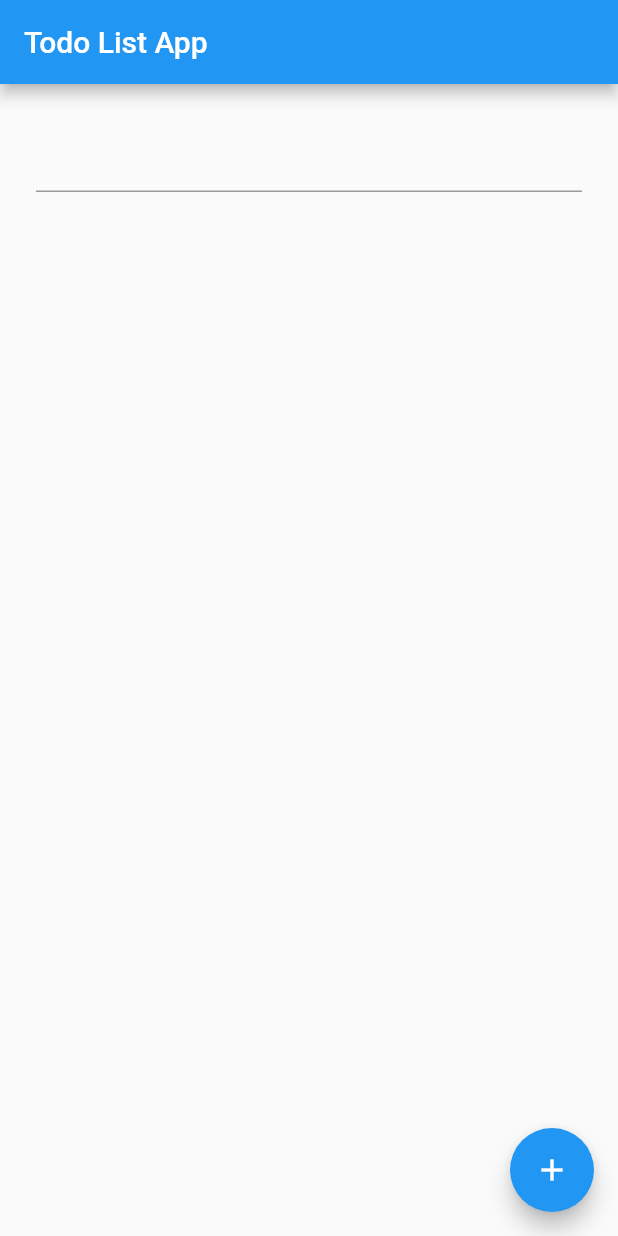
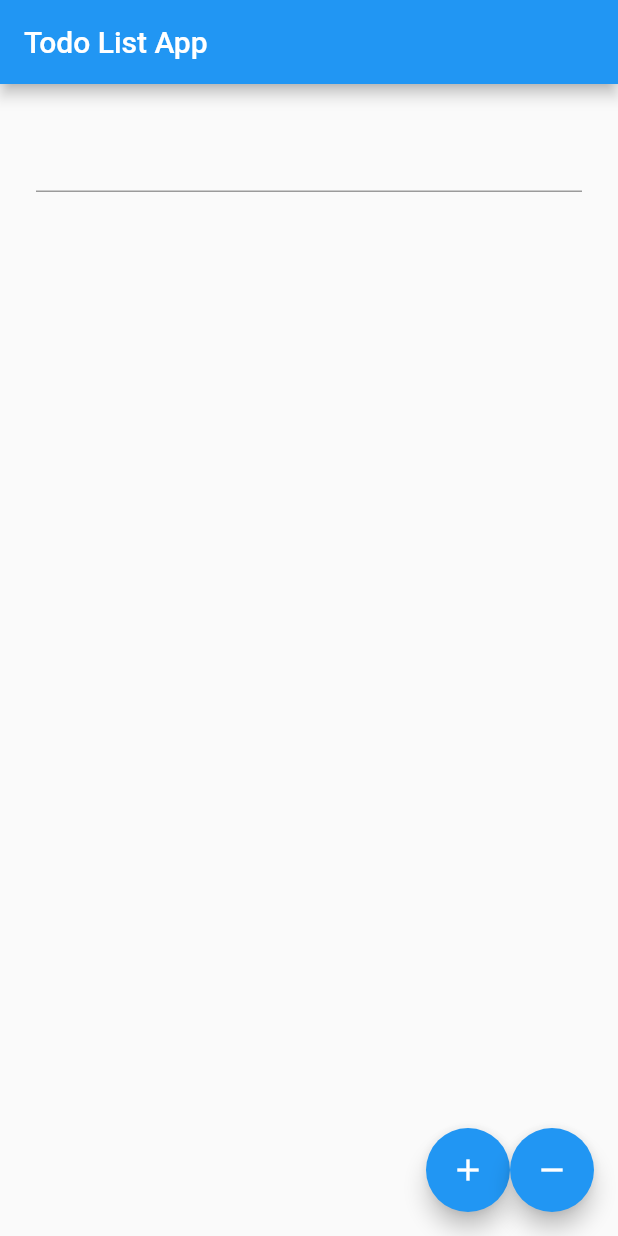
Before and after one commit to HugoPinheiroRaimundo/Todo_list_Flutter, a Flutter app: the screen it shows after launch, on a phone screen of 412 x 824 dp. Run offline on Flutter 3.47's test engine with Material 2 defaults, Android fonts, the phone set to English and light mode, and no system bars.

Commit message:
App todo_list part two

```diff
--- a/lib/todo_list_page.dart
+++ b/lib/todo_list_page.dart
@@ -27,11 +27,17 @@ class TodoListPageState extends State<TodoListPage> {
             ),
             Container(
               height: 400,
-              child: ListView.builder(
+              child: ListView.separated(
+                separatorBuilder: (context, index) => const Divider(),
                 itemCount: tarefas.length,
                 itemBuilder: (context, index) {
                   return ListTile(
                     title: Text(tarefas[index]),
+                    onLongPress: () {
+                      setState(() {
+                        tarefas.removeAt(index);
+                      });
+                    },
                   );
                 },
               ),
@@ -39,7 +45,11 @@ class TodoListPageState extends State<TodoListPage> {
           ],
         ),
       ),
-      floatingActionButton: FloatingActionButton(
+      floatingActionButton: Row(
+        crossAxisAlignment: CrossAxisAlignment.end,
+        mainAxisAlignment: MainAxisAlignment.end,
+        children: [
+          FloatingActionButton(
             backgroundColor: Colors.blue,
             onPressed: () {
               if (_textEditingController.text.length > 0) {
@@ -53,6 +63,19 @@ class TodoListPageState extends State<TodoListPage> {
             },
             child: const Icon(Icons.add),
           ),
+          FloatingActionButton(
+            backgroundColor: Colors.blue,
+            onPressed: () {
+              setState(() {
+                tarefas = [];
+              });
+              _textEditingController.clear();
+              print(tarefas);
+            },
+            child: const Icon(Icons.remove),
+          ),
+        ],
+      ),
     );
   }
 }
```
Lines whose indentation alone changed are shown as unchanged.
